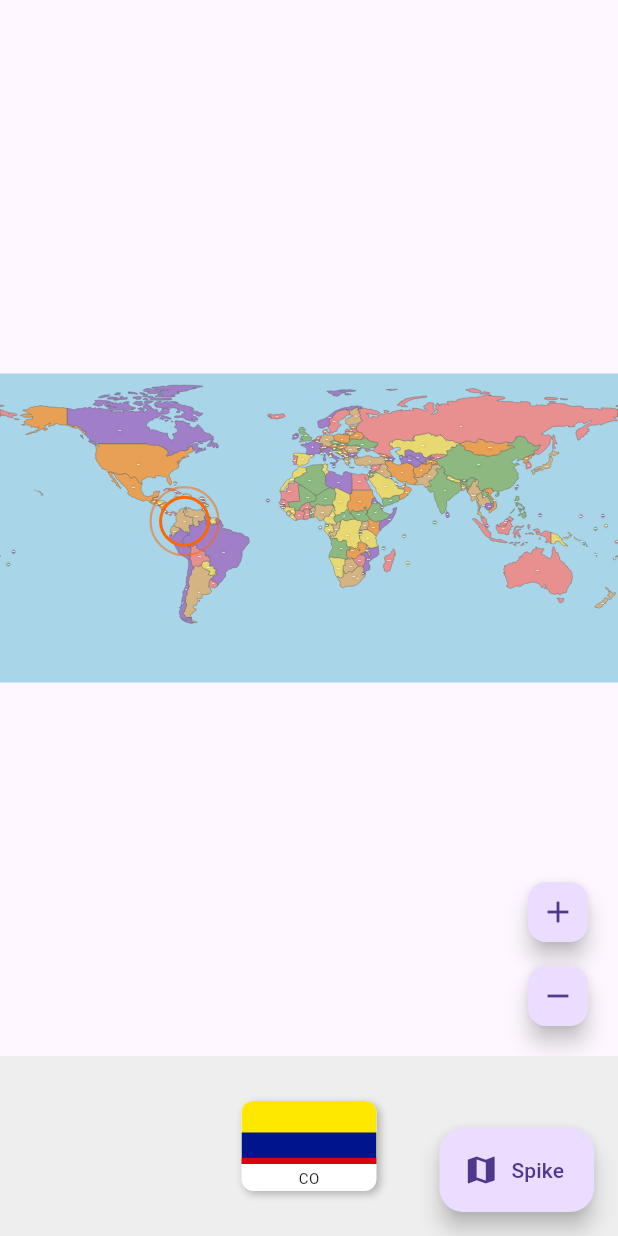
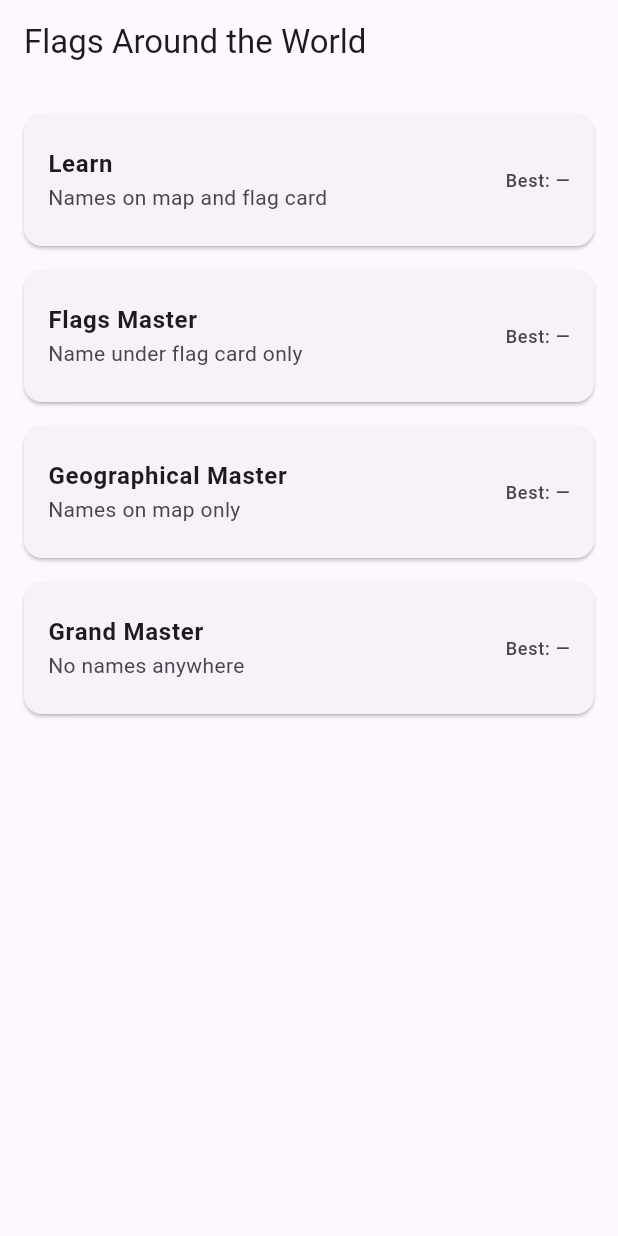
Before and after one commit to omerblecher/flags-round-the-world, a Flutter app: the screen it shows after launch, on a phone screen of 412 x 824 dp. Run offline on Flutter 3.47's test engine with Material 3 defaults, Android fonts, the phone set to English and light mode, and no system bars; our stand-ins replace flutter_riverpod, flutter_svg, go_router, just_audio, path_drawing, shared_preferences; generated files the repository leaves out were written again; project files that could hold a hidden picture were left out.

Commit message:
feat(04-02): wire GoRouter in app.dart and create HomeScreen mode selector
- Replace MaterialApp with MaterialApp.router using top-level GoRouter
- Add 3 routes: / (HomeScreen), /play/:mode (MapScreen), /result (CompletionScreen)
- Create HomeScreen ConsumerWidget with 4 mode cards (Learn, Flags Master, Geo Master, Grand Master)
- Show mode name, description, and personal best score via FutureBuilder per card
- Add private _homeHighScoreRepoProvider for scores (promoted by Plan 04-03)
- Add optional previousBest param to CompletionScreen for /result route compatibility

```diff
--- a/lib/app.dart
+++ b/lib/app.dart
@@ -1,33 +1,51 @@
 import 'package:flutter/material.dart';
+import 'package:go_router/go_router.dart';
+
 import 'generated/l10n/app_localizations.dart';
+import 'features/home/home_screen.dart';
 import 'features/map/map_screen.dart';
-import 'features/map/spike_map_screen.dart';
+import 'features/map/completion_screen.dart';
+import 'features/game/game_mode.dart';
+import 'features/game/game_session.dart';
+
+/// Top-level GoRouter — defined at file scope so it is created once and reused.
+final _router = GoRouter(
+  routes: [
+    GoRoute(
+      path: '/',
+      builder: (context, state) => const HomeScreen(),
+    ),
+    GoRoute(
+      path: '/play/:mode',
+      builder: (context, state) {
+        final modeName = state.pathParameters['mode']!;
+        final mode = GameMode.values.byName(modeName);
+        return MapScreen(mode: mode);
+      },
+    ),
+    GoRoute(
+      path: '/result',
+      builder: (context, state) {
+        final extra = state.extra as Map<String, dynamic>;
+        return CompletionScreen(
+          session: extra['session'] as GameSession,
+          previousBest: extra['previousBest'] as int?,
+        );
+      },
+    ),
+  ],
+);
 
 class App extends StatelessWidget {
   const App({super.key});
 
   @override
   Widget build(BuildContext context) {
-    // TODO: wire GoRouter in Phase 3
-    return MaterialApp(
+    return MaterialApp.router(
       title: 'Flags Around the World',
       localizationsDelegates: AppLocalizations.localizationsDelegates,
       supportedLocales: AppLocalizations.supportedLocales,
-      home: Builder(
-        builder: (context) => Scaffold(
-          body: const MapScreen(),
-          floatingActionButton: FloatingActionButton.extended(
-            onPressed: () => Navigator.push(
-              context,
-              MaterialPageRoute<void>(
-                builder: (_) => const SpikeMapScreen(),
-              ),
-            ),
-            label: const Text('Spike'),
-            icon: const Icon(Icons.map),
-          ),
-        ),
-      ),
+      routerConfig: _router,
     );
   }
 }
--- /dev/null
+++ b/lib/features/home/home_screen.dart
@@ -0,0 +1,112 @@
+import 'package:flutter/material.dart';
+import 'package:flutter_riverpod/flutter_riverpod.dart';
+import 'package:go_router/go_router.dart';
+import 'package:shared_preferences/shared_preferences.dart';
+
+import 'package:flags_around_the_world/generated/l10n/app_localizations.dart';
+import 'package:flags_around_the_world/features/game/game_mode.dart';
+import 'package:flags_around_the_world/core/data/high_score_repository.dart';
+
+// Private local provider for high scores on the home screen.
+// Plan 04-03 promotes a canonical provider to high_score_repository.dart;
+// Plan 04-04 will remove this private one once both plans have merged.
+final _homeHighScoreRepoProvider = FutureProvider<HighScoreRepository>((ref) async {
+  final prefs = await SharedPreferences.getInstance();
+  return SharedPreferencesHighScoreRepository(prefs);
+});
+
+class HomeScreen extends ConsumerWidget {
+  const HomeScreen({super.key});
+
+  @override
+  Widget build(BuildContext context, WidgetRef ref) {
+    final l10n = AppLocalizations.of(context);
+    final repoAsync = ref.watch(_homeHighScoreRepoProvider);
+
+    return Scaffold(
+      appBar: AppBar(
+        title: Text(l10n.homeTitle),
+      ),
+      body: repoAsync.when(
+        loading: () => const Center(child: CircularProgressIndicator()),
+        error: (e, _) => Center(child: Text('Error: $e')),
+        data: (repo) => _buildModeList(context, ref, l10n, repo),
+      ),
+    );
+  }
+
+  Widget _buildModeList(
+    BuildContext context,
+    WidgetRef ref,
+    AppLocalizations l10n,
+    HighScoreRepository repo,
+  ) {
+    final modes = [
+      _ModeInfo(
+        mode: GameMode.learn,
+        name: l10n.modeLearnName,
+        description: l10n.modeLearnDescription,
+      ),
+      _ModeInfo(
+        mode: GameMode.flagsMaster,
+        name: l10n.modeFlagsMasterName,
+        description: l10n.modeFlagsMasterDescription,
+      ),
+      _ModeInfo(
+        mode: GameMode.geographicalMaster,
+        name: l10n.modeGeoMasterName,
+        description: l10n.modeGeoMasterDescription,
+      ),
+      _ModeInfo(
+        mode: GameMode.grandMaster,
+        name: l10n.modeGrandMasterName,
+        description: l10n.modeGrandMasterDescription,
+      ),
+    ];
+
+    return ListView.separated(
+      padding: const EdgeInsets.symmetric(vertical: 16, horizontal: 12),
+      itemCount: modes.length,
+      separatorBuilder: (_, __) => const SizedBox(height: 8),
+      itemBuilder: (context, index) {
+        final info = modes[index];
+        return Card(
+          child: ListTile(
+            contentPadding:
+                const EdgeInsets.symmetric(horizontal: 16, vertical: 8),
+            title: Text(
+              info.name,
+              style: const TextStyle(fontWeight: FontWeight.bold),
+            ),
+            subtitle: Text(info.description),
+            trailing: FutureBuilder<int?>(
+              future: repo.getBestScore(info.mode),
+              builder: (ctx, snap) {
+                final text = snap.hasData && snap.data != null
+                    ? l10n.homeBestScore(snap.data!)
+                    : l10n.homeNoBestScore;
+                return Text(
+                  text,
+                  style: const TextStyle(fontSize: 12),
+                );
+              },
+            ),
+            onTap: () => context.go('/play/${info.mode.name}'),
+          ),
+        );
+      },
+    );
+  }
+}
+
+class _ModeInfo {
+  final GameMode mode;
+  final String name;
+  final String description;
+
+  const _ModeInfo({
+    required this.mode,
+    required this.name,
+    required this.description,
+  });
+}
--- a/lib/features/map/completion_screen.dart
+++ b/lib/features/map/completion_screen.dart
@@ -4,8 +4,10 @@ import 'package:flags_around_the_world/generated/l10n/app_localizations.dart';
 
 class CompletionScreen extends StatelessWidget {
   final GameSession session;
+  // previousBest is wired fully in Plan 04-05; added here so the /result route compiles.
+  final int? previousBest;
 
-  const CompletionScreen({super.key, required this.session});
+  const CompletionScreen({super.key, required this.session, this.previousBest});
 
   @override
   Widget build(BuildContext context) {
```
